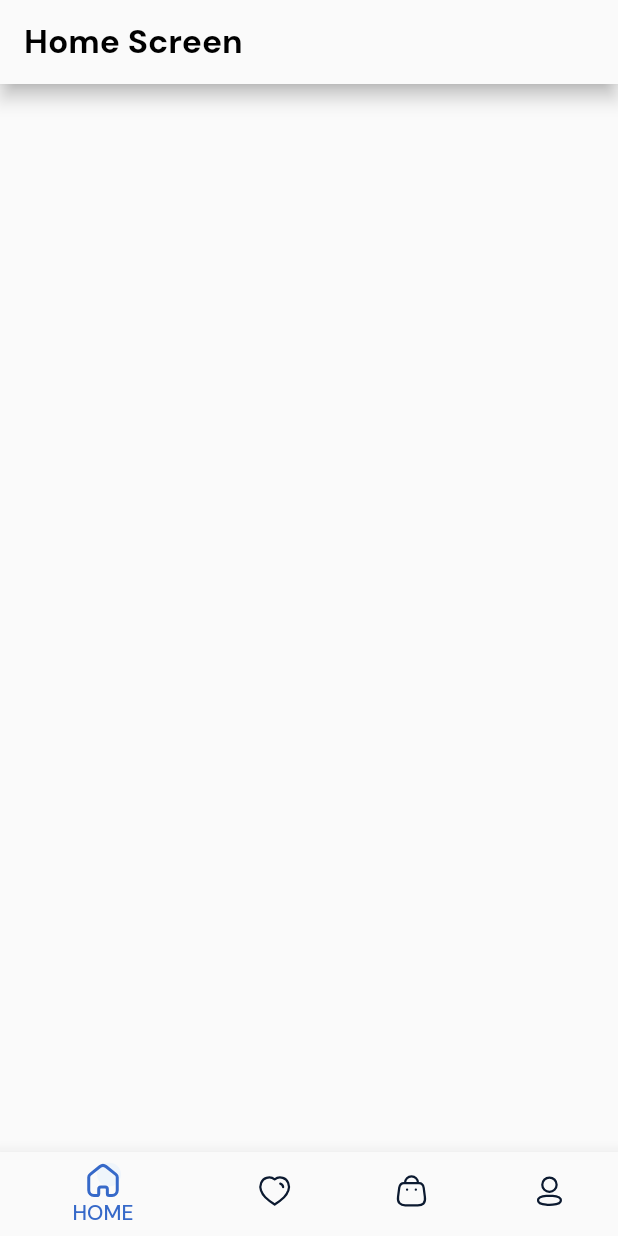
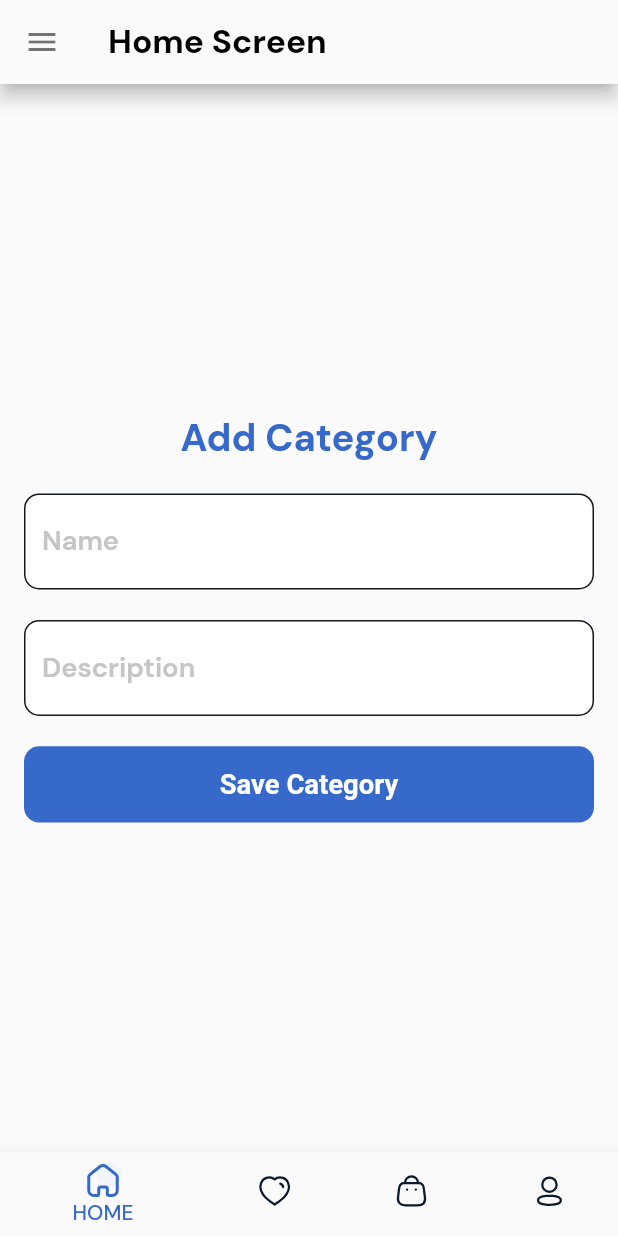
Before and after one commit to ravshan1119/techno_city, a Flutter app: the screen it shows once a user with an empty profile is signed in, on a phone screen of 412 x 824 dp. Run offline on Flutter 3.47's test engine with Material 2 defaults, Android fonts, the phone set to English and light mode, and no system bars; drawn by our look-alikes of zoom_tap_animation; our stand-ins replace cached_network_image, cloud_firestore, firebase_auth, firebase_core, flutter_screenutil, flutter_svg and 2 more; accounts and stored records are empty; Roboto replaces fonts that are missing (LeagueSpartan).

```diff
--- a/lib/main.dart
+++ b/lib/main.dart
@@ -4,7 +4,9 @@ import 'package:flutter_screenutil/flutter_screenutil.dart';
 import 'package:provider/provider.dart';
 import 'package:techno_city/app/app.dart';
 import 'package:techno_city/data/firebase/auth_service.dart';
+import 'package:techno_city/data/firebase/category_service.dart';
 import 'package:techno_city/providers/auth_provider.dart';
+import 'package:techno_city/providers/category_provider.dart';
 import 'package:techno_city/providers/profile_provider.dart';
 import 'package:techno_city/providers/tab_box_provider.dart';
 import 'package:techno_city/utils/theme.dart';
@@ -27,6 +29,10 @@ Future<void> main() async {
         ),
         ChangeNotifierProvider(
           create: (context) => ProfileProvider(profileService: ProfileService()),
+          lazy: true,
+        ),
+        ChangeNotifierProvider(
+          create: (context) => CategoryProvider(categoryService: CategoryService()),
           lazy: true,
         ),
       ],
--- a/lib/ui/home/home_screen.dart
+++ b/lib/ui/home/home_screen.dart
@@ -1,15 +1,77 @@
 import 'package:flutter/material.dart';
+import 'package:flutter_screenutil/flutter_screenutil.dart';
+import 'package:techno_city/ui/home/widgets/add_category.dart';
+import 'package:techno_city/ui/home/widgets/category_list_page.dart';
+import 'package:techno_city/utils/app_colors.dart';
 
+class HomeScreen extends StatefulWidget {
+  const HomeScreen({super.key});
 
-class HomeScreen extends StatelessWidget {
-  const HomeScreen({super.key});
+  @override
+  State<HomeScreen> createState() => _HomeScreenState();
+}
+
+class _HomeScreenState extends State<HomeScreen> {
+  int _selectedIndex = 0;
+  static const List<Widget> _widgetOptions = <Widget>[
+    AddCategoryPage(),
+    CategoriesListPage(),
+  ];
+
+  void _onItemTapped(int index) {
+    setState(() {
+      _selectedIndex = index;
+    });
+  }
 
   @override
   Widget build(BuildContext context) {
     return Scaffold(
       appBar: AppBar(
-        title: Text("Home Screen",style: TextStyle(color: Colors.black),),
+        title: const Text(
+          "Home Screen",
+          style: TextStyle(color: Colors.black),
+        ),
         elevation: 5,
+      ),
+      body: Center(
+        child: _widgetOptions[_selectedIndex],
+      ),
+      drawer: Drawer(
+        backgroundColor: AppColors.white,
+        child: ListView(
+          padding: EdgeInsets.zero,
+          children: [
+            DrawerHeader(
+              decoration: BoxDecoration(
+                color: AppColors.white,
+              ),
+              child: Text(
+                'Techno City',
+                style: TextStyle(
+                    fontSize: 20.sp,
+                    fontWeight: FontWeight.w500,
+                    fontFamily: "DMSans"),
+              ),
+            ),
+            ListTile(
+              title: const Text('Add Category'),
+              selected: _selectedIndex == 0,
+              onTap: () {
+                _onItemTapped(0);
+                Navigator.pop(context);
+              },
+            ),
+            ListTile(
+              title: const Text('Categories list'),
+              selected: _selectedIndex == 1,
+              onTap: () {
+                _onItemTapped(1);
+                Navigator.pop(context);
+              },
+            ),
+          ],
+        ),
       ),
     );
   }
--- /dev/null
+++ b/lib/ui/home/widgets/add_category.dart
@@ -0,0 +1,95 @@
+import 'package:flutter/material.dart';
+import 'package:flutter_screenutil/flutter_screenutil.dart';
+import 'package:provider/provider.dart';
+import 'package:techno_city/data/model/category/category_model.dart';
+import 'package:techno_city/providers/category_provider.dart';
+import 'package:techno_city/ui/auth/widgets/global_button.dart';
+import 'package:techno_city/ui/auth/widgets/global_text_fields.dart';
+import 'package:techno_city/utils/app_colors.dart';
+
+class AddCategoryPage extends StatefulWidget {
+  const AddCategoryPage({super.key});
+
+  @override
+  State<AddCategoryPage> createState() => _AddCategoryPageState();
+}
+
+class _AddCategoryPageState extends State<AddCategoryPage> {
+  @override
+  Widget build(BuildContext context) {
+    return SingleChildScrollView(
+      child: Padding(
+        padding: const EdgeInsets.all(16),
+        child: Column(
+          children: [
+            Center(
+              child: Text(
+                "Add Category",
+                style: TextStyle(
+                    fontFamily: "DMSans",
+                    fontWeight: FontWeight.w700,
+                    fontSize: 25.sp,
+                    color: AppColors.c_3669C9),
+              ),
+            ),
+            SizedBox(height: 20.h),
+            GlobalTextField(
+                hintText: "Name",
+                keyboardType: TextInputType.text,
+                textInputAction: TextInputAction.next,
+                textAlign: TextAlign.start,
+                controller: context.read<CategoryProvider>().addNameController),
+            SizedBox(height: 20.h),
+            GlobalTextField(
+                hintText: "Description",
+                keyboardType: TextInputType.text,
+                textInputAction: TextInputAction.next,
+                textAlign: TextAlign.start,
+                controller:
+                    context.read<CategoryProvider>().addDescriptionController),
+            SizedBox(height: 20.h),
+            GlobalButton(
+                title: "Save Category",
+                onTap: () {
+                  if (context
+                              .read<CategoryProvider>()
+                              .addDescriptionController
+                              .text ==
+                          "" ||
+                      context
+                              .read<CategoryProvider>()
+                              .addDescriptionController
+                              .text ==
+                          "") {
+                    ScaffoldMessenger.of(context)
+                        .showSnackBar(const SnackBar(content: Text("Empty")));
+                  } else {
+                    context.read<CategoryProvider>().addCategory(
+                          context: context,
+                          categoryModel: CategoryModel(
+                            categoryId: "",
+                            categoryName: context
+                                .read<CategoryProvider>()
+                                .addNameController
+                                .text,
+                            description: context
+                                .read<CategoryProvider>()
+                                .addDescriptionController
+                                .text,
+                            imageUrl: "",
+                            createdAt: DateTime.now().toString(),
+                          ),
+                        );
+                    context.read<CategoryProvider>().addNameController.clear();
+                    context
+                        .read<CategoryProvider>()
+                        .addDescriptionController
+                        .clear();
+                  }
+                })
+          ],
+        ),
+      ),
+    );
+  }
+}
--- a/lib/utils/theme.dart
+++ b/lib/utils/theme.dart
@@ -8,6 +8,7 @@ class AppTheme {
   static ThemeData darkTheme = ThemeData(
     scaffoldBackgroundColor: AppColors.c_13181F,
     appBarTheme:  AppBarTheme(
+      iconTheme: const IconThemeData(color: Colors.black54),
       elevation: 0,
       backgroundColor: AppColors.c_13181F,
       systemOverlayStyle: SystemUiOverlayStyle(
@@ -103,6 +104,7 @@ class AppTheme {
   static ThemeData lightTheme =ThemeData(
     scaffoldBackgroundColor: AppColors.c_FAFAFA,
     appBarTheme:  AppBarTheme(
+      iconTheme: const IconThemeData(color: Colors.black54),
       elevation: 0,
       backgroundColor: AppColors.c_FAFAFA,
       systemOverlayStyle: SystemUiOverlayStyle(
```
Also changed, not shown: lib/data/firebase/category_service.dart (added, +60 -0 lines), lib/providers/category_provider.dart (added, +95 -0 lines), lib/ui/home/widgets/category_list_page.dart (added, +75 -0 lines), lib/ui/home/widgets/update_category.dart (added, +94 -0 lines).
